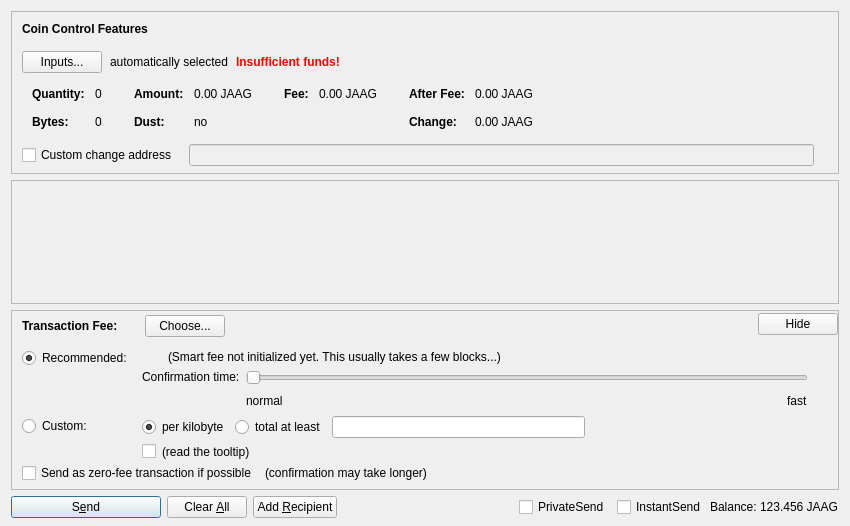
Before: the Qt Designer form src/qt/forms/sendcoinsdialog.ui in fcemmon/JAAG, drawn with Qt 5.
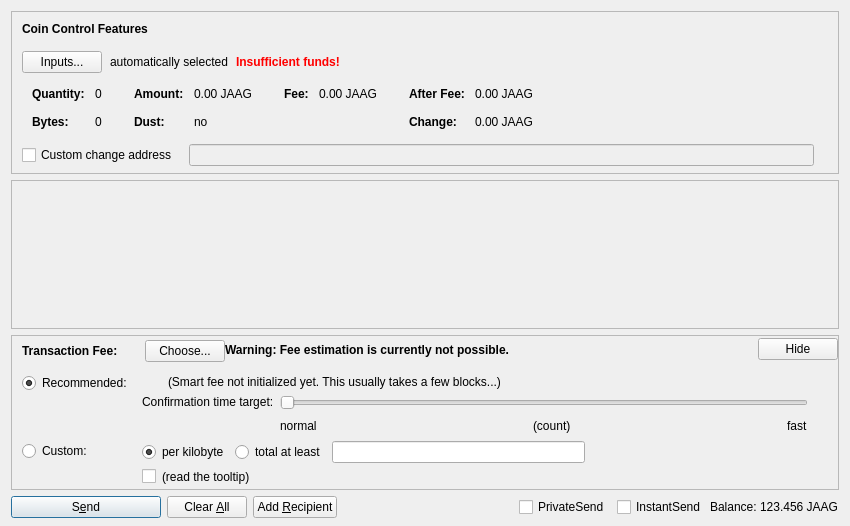
After: the same form once the commit is applied. Custom widgets are drawn as their Qt base class.

What changed in the file:
```diff
--- a/src/qt/forms/sendcoinsdialog.ui
+++ b/src/qt/forms/sendcoinsdialog.ui
@@ -588,7 +588,7 @@
         <x>0</x>
         <y>0</y>
         <width>830</width>
-        <height>69</height>
+        <height>104</height>
        </rect>
       </property>
       <layout class="QVBoxLayout" name="verticalLayout_2" stretch="0,1">
@@ -759,11 +759,33 @@
             </item>
            </layout>
           </item>
+          <item>
+           <widget class="QLabel" name="fallbackFeeWarningLabel">
+            <property name="toolTip">
+             <string>Using the fallbackfee can result in sending a transaction that will take several hours or days (or never) to confirm. Consider choosing your fee manually or wait until your have validated the complete chain.</string>
+            </property>
+            <property name="font">
+            <font>
+                <weight>75</weight>
+                <bold>true</bold>
+            </font>
+            </property>
+            <property name="text">
+             <string>Warning: Fee estimation is currently not possible.</string>
+            </property>
+            <property name="wordWrap">
+             <bool>false</bool>
+            </property>
+           </widget>
+          </item>
           <item>
            <spacer name="horizontalSpacer_4">
             <property name="orientation">
              <enum>Qt::Horizontal</enum>
             </property>
+            <property name="sizeType">
+             <enum>QSizePolicy::MinimumExpanding</enum>
+            </property>
             <property name="sizeHint" stdset="0">
              <size>
               <width>40</width>
@@ -1031,7 +1053,7 @@
                    <item>
                     <widget class="QLabel" name="labelSmartFee3">
                      <property name="text">
-                      <string>Confirmation time:</string>
+                      <string>Confirmation time target:</string>
                      </property>
                      <property name="margin">
                       <number>2</number>
@@ -1064,7 +1086,7 @@
                       <number>0</number>
                      </property>
                      <property name="maximum">
-                      <number>24</number>
+                      <number>23</number>
                      </property>
                      <property name="pageStep">
                       <number>1</number>
@@ -1095,6 +1117,26 @@
                        </property>
                       </widget>
                      </item>
+                     <item>
+                      <spacer name="horizontalSpacer_7">
+                       <property name="orientation">
+                        <enum>Qt::Horizontal</enum>
+                       </property>
+                       <property name="sizeHint" stdset="0">
+                        <size>
+                         <width>40</width>
+                         <height>20</height>
+                        </size>
+                       </property>
+                      </spacer>
+                     </item>
+                     <item>
+                      <widget class="QLabel" name="confirmationTargetLabel">
+                       <property name="text">
+                        <string notr="true">(count)</string>
+                       </property>
+                      </widget>
+                     </item>
                      <item>
                       <spacer name="horizontalSpacer_3">
                        <property name="orientation">
@@ -1138,59 +1180,6 @@
              </item>
             </layout>
            </item>
-           <item>
-            <layout class="QHBoxLayout" name="horizontalLayoutFee5" stretch="0,0,0">
-             <property name="spacing">
-              <number>8</number>
-             </property>
-             <property name="bottomMargin">
-              <number>4</number>
-             </property>
-             <item>
-              <widget class="QCheckBox" name="checkBoxFreeTx">
-               <property name="text">
-                <string>Send as zero-fee transaction if possible</string>
-               </property>
-              </widget>
-             </item>
-             <item>
-              <widget class="QLabel" name="labelFreeTx">
-               <property name="text">
-                <string>(confirmation may take longer)</string>
-               </property>
-               <property name="margin">
-                <number>5</number>
-               </property>
-              </widget>
-             </item>
-             <item>
-              <spacer name="horizontalSpacerFee5">
-               <property name="orientation">
-                <enum>Qt::Horizontal</enum>
-               </property>
-               <property name="sizeHint" stdset="0">
-                <size>
-                 <width>1</width>
-                 <height>1</height>
-                </size>
-               </property>
-              </spacer>
-             </item>
-            </layout>
-           </item>
-           <item>
-            <spacer name="verticalSpacerFee2">
-             <property name="orientation">
-              <enum>Qt::Vertical</enum>
-             </property>
-             <property name="sizeHint" stdset="0">
-              <size>
-               <width>1</width>
-               <height>1</height>
-              </size>
-             </property>
-            </spacer>
-           </item>
           </layout>
          </widget>
         </item>
```
Left out of the diff: 2 changed lines with no effect on the pictures.
